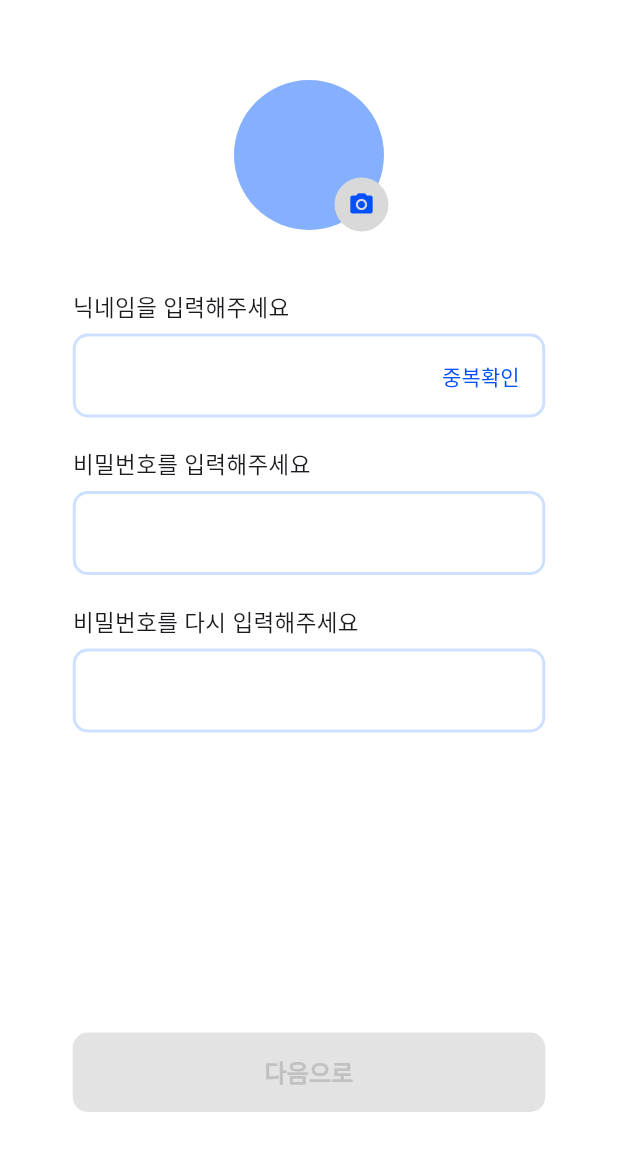
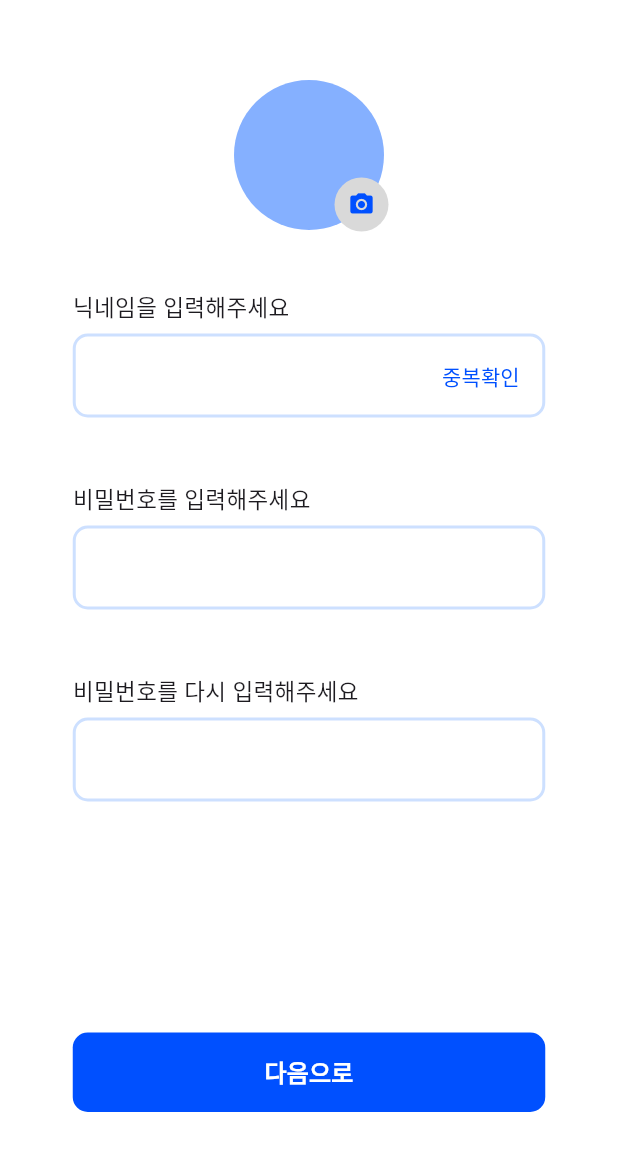
Before and after one commit to 2025-Australia-Internship/TripUS-Client, a Flutter app: the SignupPasswordPage screen opened by its route, on a phone screen of 412 x 824 dp, the part 64-1235 px from its top. Run offline on Flutter 3.47's test engine with Material 3 defaults, Android fonts, the phone set to English and light mode, and no system bars; our stand-ins replace flutter_dotenv, flutter_map, flutter_secure_storage, flutter_svg, image_picker, latlong2; accounts and stored records are empty; Roboto replaces fonts that are missing (Pretendard).

```diff
--- a/lib/constants/colors.dart
+++ b/lib/constants/colors.dart
@@ -28,6 +28,7 @@ const grey04 = Color(0xffB1B1B1);
 const grey05 = Color(0xff5A5A5A);
 
 const error = Color(0xffFF5555);
+const success = Color(0xff6DC445);
 
 const red = Color(0xffFF9999);
 const orange = Color(0xffFFDDA3);
--- a/lib/widgets/active_button.dart
+++ b/lib/widgets/active_button.dart
@@ -15,22 +15,24 @@ class ActiveButton extends StatelessWidget {
 
   @override
   Widget build(BuildContext context) {
+    final enabled = onPressed != null;
+
     return ElevatedButton(
       style: ElevatedButton.styleFrom(
         elevation: 0,
-        backgroundColor: isEnabled ? MainColor : grey01,
+        backgroundColor: enabled ? MainColor : grey01,
         padding: EdgeInsets.symmetric(horizontal: 30, vertical: 15),
         shape: RoundedRectangleBorder(
           borderRadius: BorderRadius.circular(10),
         ),
       ),
-      onPressed: isEnabled ? onPressed : null,
+      onPressed: onPressed,
       child: Text(
         text,
         style: TextStyle(
           fontSize: 16,
           fontWeight: FontWeight.w600,
-          color: isEnabled ? Colors.white : grey03,
+          color: enabled ? Colors.white : grey03,
         ),
       ),
     );
--- a/lib/widgets/common_textfield.dart
+++ b/lib/widgets/common_textfield.dart
@@ -1,20 +1,27 @@
 import 'package:flutter/material.dart';
 import 'package:tripus/constants/colors.dart';
+import 'package:tripus/widgets/status_message.dart';
 
 class CommonTextfield extends StatelessWidget {
   final String label;
   final TextEditingController? controller;
-  final bool obscureText;
+  final String? suffixText;
   final VoidCallback? onSuffixPressed;
-  final String? suffixText;
+  final ValueChanged<String>? onChanged;
+  final bool enabled;
+  final String? statusMessage;
+  final MessageType? messageType;
 
   const CommonTextfield({
     super.key,
     required this.label,
     this.controller,
-    this.obscureText = false,
+    this.suffixText,
     this.onSuffixPressed,
-    this.suffixText,
+    this.onChanged,
+    this.enabled = true,
+    this.statusMessage,
+    this.messageType,
   });
 
   @override
@@ -29,10 +36,11 @@ class CommonTextfield extends StatelessWidget {
             fontWeight: FontWeight.w500,
           ),
         ),
-        const SizedBox(height: 6),
+        SizedBox(height: 6),
         TextFormField(
           controller: controller,
-          obscureText: obscureText,
+          onChanged: onChanged,
+          enabled: enabled,
           decoration: InputDecoration(
             enabledBorder: OutlineInputBorder(
               borderSide: BorderSide(color: light08, width: 2),
@@ -42,11 +50,24 @@ class CommonTextfield extends StatelessWidget {
               borderSide: BorderSide(color: light08, width: 2),
               borderRadius: BorderRadius.circular(10),
             ),
-            suffixIcon: (onSuffixPressed != null && suffixText != null)
+            suffixIcon: (suffixText != null)
                 ? Padding(
-                    padding: const EdgeInsets.only(right: 5),
-                    child: TextButton(
+                    padding: EdgeInsets.only(right: 5),
+                    child: onSuffixPressed != null
+                        ? TextButton(
                             onPressed: onSuffixPressed,
+                            child: Text(
+                              suffixText!,
+                              style: TextStyle(
+                                color: MainColor,
+                                fontWeight: FontWeight.w500,
+                              ),
+                            ),
+                          )
+                        : Container(
+                            width: 10,
+                            alignment: Alignment.centerRight,
+                            padding: EdgeInsets.only(right: 10),
                             child: Text(
                               suffixText!,
                               style: TextStyle(
@@ -59,6 +80,13 @@ class CommonTextfield extends StatelessWidget {
                 : null,
           ),
         ),
+        SizedBox(height: 3),
+        if (statusMessage != null && messageType != null)
+          Align(
+            alignment: Alignment.centerRight,
+            child: StatusMessage(message: statusMessage!, type: messageType!),
+          ),
+        SizedBox(height: 20),
       ],
     );
   }
--- a/lib/widgets/status_message.dart
+++ b/lib/widgets/status_message.dart
@@ -29,7 +29,7 @@ class StatusMessage extends StatelessWidget {
       message,
       style: TextStyle(
         color: color,
-        fontSize: 11,
+        fontSize: 12,
         fontWeight: FontWeight.w400,
       ),
     );
```
Also changed, not shown: lib/pages/join/signup_email_page.dart (+106 -188 lines), lib/services/auth/signup_email_controller.dart (added, +62 -0 lines). Lines whose indentation alone changed are shown as unchanged.
